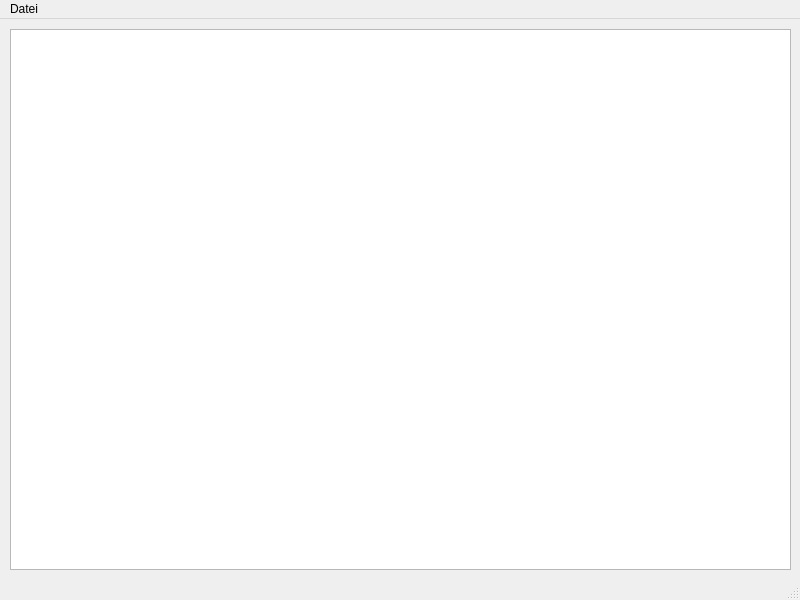
First picture: the form in textviewwindow.ui, repository striezel/qt-commander, before the edit.
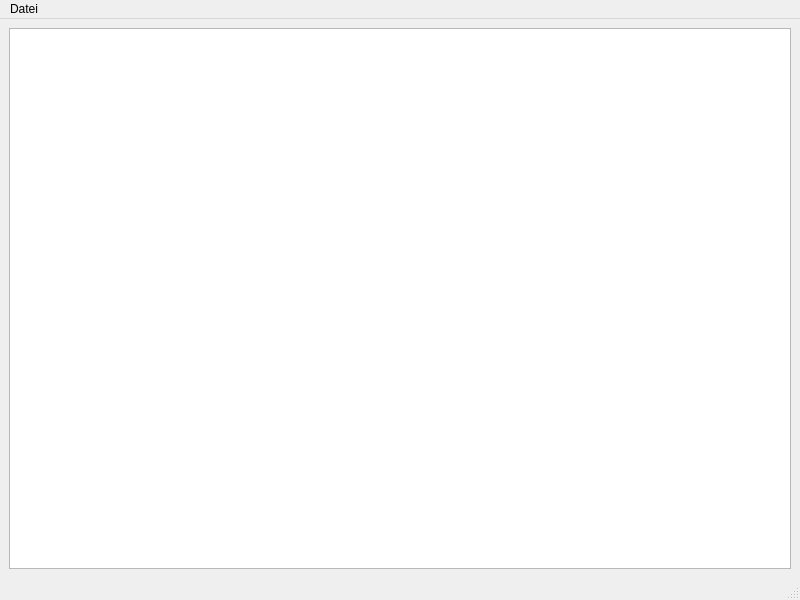
Second picture: the form after the edit. Icons and pictures are not drawn.

Commit message: use grid layout for text view window

```diff
--- a/textviewwindow.ui
+++ b/textviewwindow.ui
@@ -14,19 +14,15 @@
    <string>MainWindow</string>
   </property>
   <widget class="QWidget" name="centralwidget">
+   <layout class="QGridLayout" name="gridLayout">
+    <item row="0" column="0">
    <widget class="QPlainTextEdit" name="plainTextEdit">
-    <property name="geometry">
-     <rect>
-      <x>10</x>
-      <y>10</y>
-      <width>781</width>
-      <height>541</height>
-     </rect>
-    </property>
     <property name="readOnly">
      <bool>true</bool>
     </property>
    </widget>
+    </item>
+   </layout>
   </widget>
   <widget class="QMenuBar" name="menubar">
    <property name="geometry">
```
Lines whose indentation alone changed are shown as unchanged.
